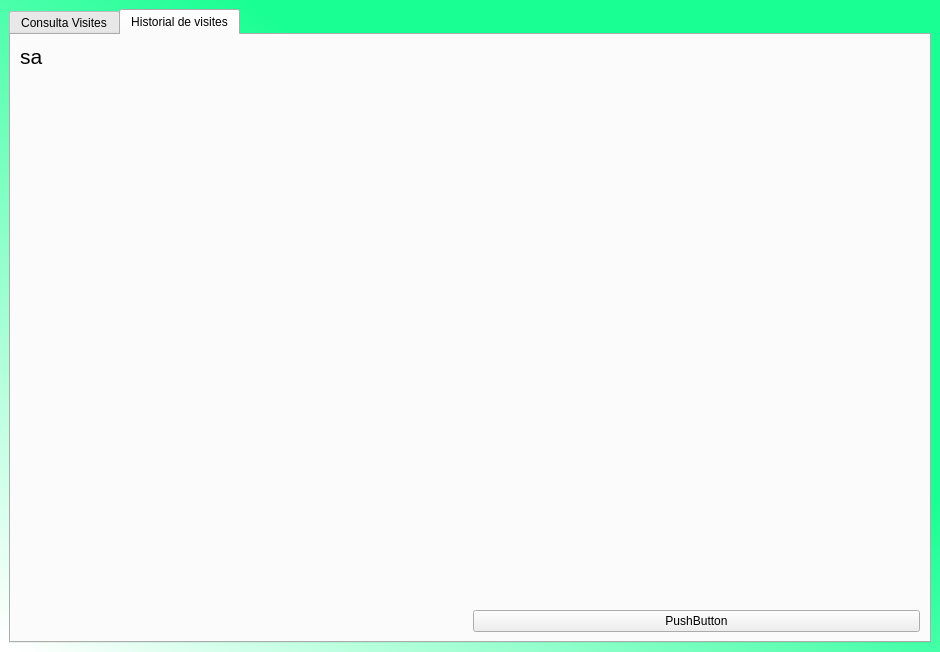
This is Vistes/Metge.ui in Jordiva/MongoDB as Qt 5 draws it before an edit. The edited form follows.
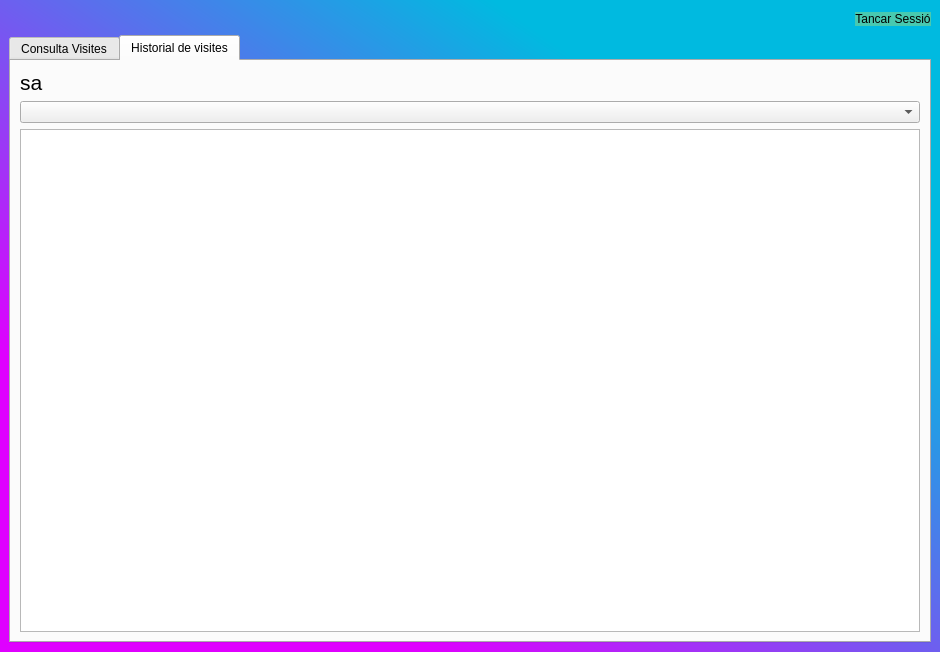
This is the edited form. The open tabs and pages were chosen to show the change.

```diff
--- a/Vistes/Metge.ui
+++ b/Vistes/Metge.ui
@@ -14,14 +14,46 @@
    <string>Metge</string>
   </property>
   <property name="styleSheet">
-   <string notr="true">QWidget#centralwidget{
-background-color: qlineargradient(spread:pad, x1:0.637, y1:0.392364, x2:0.01, y2:0.994, stop:0 rgba(26, 255, 147, 255), stop:1 rgba(255, 255, 255, 255));
+   <string notr="true">
+QWidget#centralwidget{
+background-color:qlineargradient(spread:pad, x1:0, y1:1, x2:1, y2:0, stop:0.228856 rgba(223, 0, 255, 255), stop:0.761194 rgba(0, 186, 224, 255));
 }</string>
   </property>
   <widget class="QWidget" name="centralwidget">
    <layout class="QGridLayout" name="gridLayout">
-    <item row="0" column="0">
+    <item row="1" column="1">
+     <widget class="QPushButton" name="tenca">
+      <property name="styleSheet">
+       <string notr="true">border-radius:10px;
+font: 14pt &quot;MS Shell Dlg 2&quot;;
+background-color: rgb(72, 201, 176);</string>
+      </property>
+      <property name="text">
+       <string>Tancar Sessió</string>
+      </property>
+     </widget>
+    </item>
+    <item row="1" column="0">
+     <spacer name="horizontalSpacer">
+      <property name="orientation">
+       <enum>Qt::Horizontal</enum>
+      </property>
+      <property name="sizeHint" stdset="0">
+       <size>
+        <width>40</width>
+        <height>20</height>
+       </size>
+      </property>
+     </spacer>
+    </item>
+    <item row="2" column="0" colspan="2">
      <widget class="QTabWidget" name="tabWidget">
+      <property name="styleSheet">
+       <string notr="true">
+QWidget#centralwidget{
+background-color:qlineargradient(spread:pad, x1:0, y1:1, x2:1, y2:0, stop:0.228856 rgba(223, 0, 255, 255), stop:0.761194 rgba(0, 186, 224, 255));
+}</string>
+      </property>
       <property name="currentIndex">
        <number>0</number>
       </property>
@@ -180,25 +212,11 @@
           </property>
          </widget>
         </item>
-        <item row="1" column="0">
-         <spacer name="verticalSpacer_2">
-          <property name="orientation">
-           <enum>Qt::Vertical</enum>
-          </property>
-          <property name="sizeHint" stdset="0">
-           <size>
-            <width>20</width>
-            <height>40</height>
-           </size>
-          </property>
-         </spacer>
+        <item row="2" column="0">
+         <widget class="QTableWidget" name="tableWidget_2"/>
         </item>
-        <item row="2" column="1">
-         <widget class="QPushButton" name="pushButton_2">
-          <property name="text">
-           <string>PushButton</string>
-          </property>
-         </widget>
+        <item row="1" column="0">
+         <widget class="QComboBox" name="comboBox"/>
         </item>
        </layout>
       </widget>
```
Left out of the diff: 10 changed lines with no effect on the pictures.
